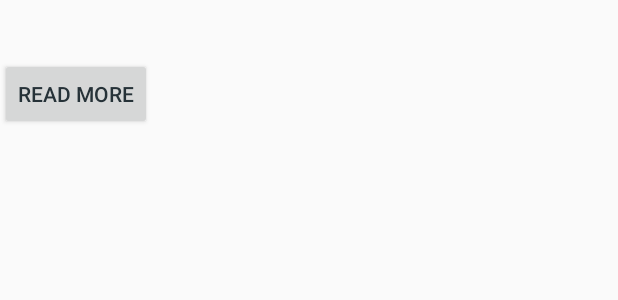
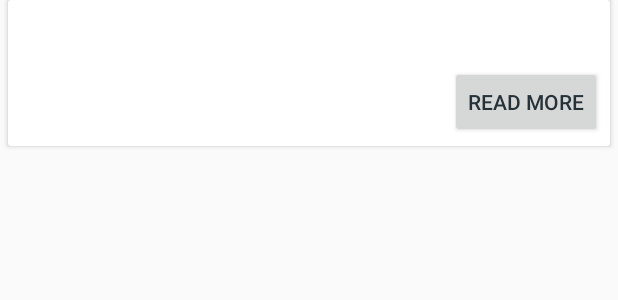
Before and after one commit to irasiregar/bottom-navigation-master, an Android app: the layout item_pengumuman.xml on its own in the app's theme, with its tools: preview values and no code run, on a phone screen of 412 x 824 dp. Shown: the top 300 px of the screen. Run offline under Robolectric (Android 15) with nearby library versions, the phone set to English and light mode, and no system bars.

Commit message:
Finalisasi Tabel Pengumuman dan Detail

```diff
--- a/app/src/main/java/com/example/projectdesalauwba/ui/AdapterPengumuman.kt
+++ b/app/src/main/java/com/example/projectdesalauwba/ui/AdapterPengumuman.kt
@@ -1,6 +1,7 @@
 package com.example.projectdesalauwba.ui
 
 import android.content.Context
+import android.content.Intent
 import android.support.v7.widget.RecyclerView
 import android.view.LayoutInflater
 import android.view.View
@@ -30,6 +31,9 @@ class AdapterPengumuman(private  val list:MutableList<PengumumanModel>,private v
         p0.judul.text=item.judul
         p0.tanggal.text=item.tanggal
         p0.btnread.setOnClickListener{
+            val intent=Intent(context,DetailPengumuman::class.java)
+            intent.putExtra(Config.id,item.id)
+            context.startActivity(intent)
 
         }
         Glide.with(context).load(Config.url_gambar + item.gambar ).into(p0.image)
--- a/app/src/main/java/com/example/projectdesalauwba/ui/Pengumuman.kt
+++ b/app/src/main/java/com/example/projectdesalauwba/ui/Pengumuman.kt
@@ -25,7 +25,7 @@ class Pengumuman : AppCompatActivity() {
     inner class get_data_pengumuman : AsyncTask<String,Void,String>(){
         override fun onPreExecute() {
             super.onPreExecute()
-            pd= ProgressDialog.show(this@Pengumuman,"","Wait",true,false)
+            pd= ProgressDialog.show(this@Pengumuman,"","Wait",true,true)
         }
 
         override fun doInBackground(vararg params: String?): String {
@@ -37,11 +37,13 @@ class Pengumuman : AppCompatActivity() {
 
         override fun onPostExecute(result: String?) {
             super.onPostExecute(result)
+            pd?.dismiss()
             val objek=JSONObject(result)
             val array=objek.getJSONArray("data")
             for (i in 0 until array.length()){
                 val data=array.getJSONObject(i)
                 val model=PengumumanModel()
+                model.id=data.getString("id_pengumuman")
                 model.gambar=data.getString("gambar")
                 model.judul=data.getString("judul")
                 model.tanggal=data.getString("tanggal")
--- a/app/src/main/res/layout/item_pengumuman.xml
+++ b/app/src/main/res/layout/item_pengumuman.xml
@@ -1,9 +1,17 @@
 <?xml version="1.0" encoding="utf-8"?>
-<LinearLayout
+<android.support.v7.widget.CardView
     xmlns:android="http://schemas.android.com/apk/res/android"
-    android:layout_width="wrap_content"
+    android:layout_width="match_parent"
     android:layout_height="wrap_content"
+    android:layout_marginBottom="5dp"
+    android:layout_marginLeft="5dp"
+    android:layout_marginRight="5dp"
     android:orientation="vertical">
+    <LinearLayout
+        android:padding="5dp"
+        android:orientation="vertical"
+        android:layout_width="match_parent"
+        android:layout_height="match_parent">
 
     <ImageView
         android:id="@+id/image"
@@ -21,8 +29,10 @@
         android:layout_height="wrap_content" />
 
     <Button
+        android:layout_gravity="right"
         android:id="@+id/btnread"
         android:text="Read More"
         android:layout_width="wrap_content"
         android:layout_height="wrap_content" />
-</LinearLayout>
+    </LinearLayout>
+</android.support.v7.widget.CardView>
```
Also changed, not shown: app/src/main/AndroidManifest.xml (+5 -4 lines), app/src/main/java/com/example/projectdesalauwba/config/Config.kt (+5 -2 lines), app/src/main/java/com/example/projectdesalauwba/ui/DetailPengumuman.kt (added, +55 -0 lines), app/src/main/res/layout/activity_detail_pengumuman.xml (added, +38 -0 lines).
